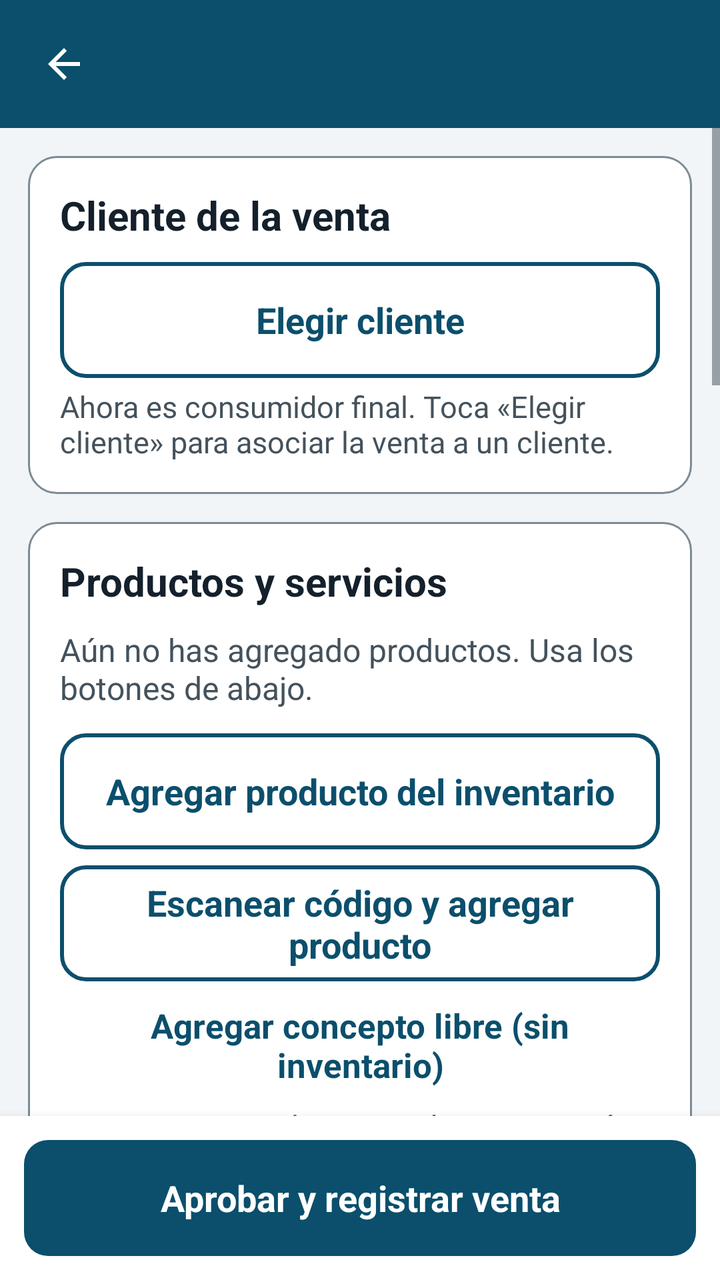
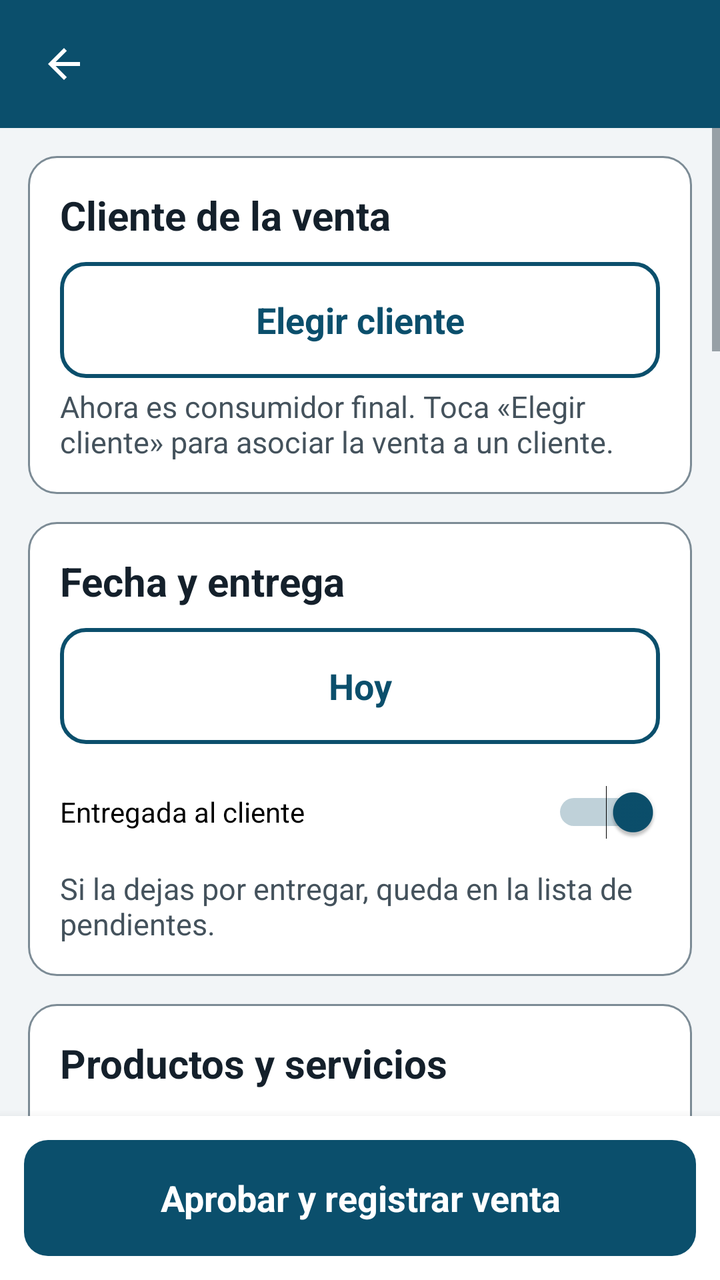

Compare the two renders of this Android layout. The source of the first and the diff that turns it into the second are given below.
<!-- AndroidManifest.xml: application theme Tema -->
<!-- res/layout/activity_venta.xml -->
<?xml version="1.0" encoding="utf-8"?>
<LinearLayout xmlns:android="http://schemas.android.com/apk/res/android"
    android:layout_width="match_parent"
    android:layout_height="match_parent"
    android:orientation="vertical"
    android:background="@color/fondo">

    <include layout="@layout/barra_superior" />

    <ScrollView
android:id="@+id/scrollForm"
        android:layout_width="match_parent"
        android:layout_height="0dp"
        android:layout_weight="1"
        android:fillViewport="true">

        <LinearLayout
            android:layout_width="match_parent"
            android:layout_height="wrap_content"
            android:orientation="vertical"
            android:paddingLeft="14dp"
            android:paddingRight="14dp"
            android:paddingTop="14dp"
            android:paddingBottom="22dp">

            <LinearLayout
                style="@style/Tarjeta"
                android:layout_width="match_parent"
                android:layout_height="wrap_content">

                <TextView
                    style="@style/TituloSeccion"
                    android:layout_width="match_parent"
                    android:layout_height="wrap_content"
                    android:text="Cliente de la venta" />

                <Button
                    android:id="@+id/btnCliente"
                    style="@style/BotonSecundario"
                    android:layout_width="match_parent"
                    android:layout_height="wrap_content"
                    android:text="Elegir cliente" />

                <TextView
                    android:id="@+id/ayudaCliente"
                    style="@style/Ayuda"
                    android:layout_width="match_parent"
                    android:layout_height="wrap_content"
                    android:text="Ahora es consumidor final. Toca «Elegir cliente» para asociar la venta a un cliente." />
            </LinearLayout>

            <LinearLayout
                style="@style/Tarjeta"
                android:layout_width="match_parent"
                android:layout_height="wrap_content">

                <TextView
                    style="@style/TituloSeccion"
                    android:layout_width="match_parent"
                    android:layout_height="wrap_content"
                    android:text="Productos y servicios" />

                <TextView
                    android:id="@+id/txtVacioItems"
                    android:layout_width="match_parent"
                    android:layout_height="wrap_content"
                    android:text="Aún no has agregado productos. Usa los botones de abajo."
                    android:textColor="@color/texto_secundario"
                    android:textSize="16sp" />

                <LinearLayout
                    android:id="@+id/containerItems"
                    android:layout_width="match_parent"
                    android:layout_height="wrap_content"
                    android:orientation="vertical" />

                <Button
                    android:id="@+id/btnAgregarProducto"
                    style="@style/BotonSecundario"
                    android:layout_width="match_parent"
                    android:layout_height="wrap_content"
                    android:layout_marginTop="12dp"
                    android:text="Agregar producto del inventario" />

                <Button
                    android:id="@+id/btnEscanearProducto"
                    style="@style/BotonSecundario"
                    android:layout_width="match_parent"
                    android:layout_height="wrap_content"
                    android:layout_marginTop="8dp"
                    android:text="Escanear código y agregar producto" />

                <Button
                    android:id="@+id/btnConcepto"
                    style="@style/BotonTexto"
                    android:layout_width="match_parent"
                    android:layout_height="wrap_content"
                    android:layout_marginTop="6dp"
                    android:text="Agregar concepto libre (sin inventario)" />

                <TextView
                    style="@style/Ayuda"
                    android:layout_width="match_parent"
                    android:layout_height="wrap_content"
                    android:text="Un concepto es algo que cobras y no está en el inventario: un domicilio, la mano de obra, un servicio. No descuenta existencias." />
            </LinearLayout>

            <LinearLayout
                style="@style/Tarjeta"
                android:layout_width="match_parent"
                android:layout_height="wrap_content">

                <TextView
                    style="@style/TituloSeccion"
                    android:layout_width="match_parent"
                    android:layout_height="wrap_content"
                    android:text="Impuestos y descuento" />

                <Switch
                    android:id="@+id/swImpuesto"
                    android:layout_width="match_parent"
                    android:layout_height="wrap_content"
                    android:minHeight="56dp"
                    android:text="Cobrar impuesto a esta venta"
                    android:textColor="@color/texto"
                    android:textSize="18sp" />

                <TextView
                    style="@style/Etiqueta"
                    android:layout_width="match_parent"
                    android:layout_height="wrap_content"
                    android:labelFor="@+id/etImpuesto"
                    android:text="Porcentaje de impuesto" />

                <EditText
                    android:id="@+id/etImpuesto"
                    style="@style/Campo"
                    android:layout_width="match_parent"
                    android:layout_height="wrap_content"
                    android:hint="19"
                    android:inputType="numberDecimal"
                    android:maxLength="5" />

                <TextView
                    style="@style/Etiqueta"
                    android:layout_width="match_parent"
                    android:layout_height="wrap_content"
                    android:labelFor="@+id/etDescuento"
                    android:text="Descuento (COP)" />

                <EditText
                    android:id="@+id/etDescuento"
                    style="@style/Campo"
                    android:layout_width="match_parent"
                    android:layout_height="wrap_content"
                    android:hint="0"
                    android:inputType="number" />
            </LinearLayout>

            <LinearLayout
                style="@style/Tarjeta"
                android:layout_width="match_parent"
                android:layout_height="wrap_content">

                <TextView
                    style="@style/TituloSeccion"
                    android:layout_width="match_parent"
                    android:layout_height="wrap_content"
                    android:labelFor="@+id/spForma"
                    android:text="Forma de pago" />

                <Spinner
                    android:id="@+id/spForma"
                    android:layout_width="match_parent"
                    android:layout_height="56dp"
                    android:background="@drawable/fondo_campo"
                    android:paddingLeft="14dp"
                    android:paddingRight="14dp"
                    android:minHeight="56dp" />

                <TextView
                    style="@style/Ayuda"
                    android:layout_width="match_parent"
                    android:layout_height="wrap_content"
                    android:text="Si eliges Crédito, la venta se suma al saldo del cliente." />

                <LinearLayout
                    android:id="@+id/filaVencimiento"
                    android:layout_width="match_parent"
                    android:layout_height="wrap_content"
                    android:layout_marginTop="12dp"
                    android:orientation="vertical"
                    android:visibility="gone">

                    <TextView
                        style="@style/Etiqueta"
                        android:layout_width="match_parent"
                        android:layout_height="wrap_content"
                        android:text="Fecha límite de pago *" />

                    <Button
                        android:id="@+id/btnVencimiento"
                        style="@style/BotonSecundario"
                        android:layout_width="match_parent"
                        android:layout_height="wrap_content"
                        android:text="Elegir fecha" />

                    <TextView
                        style="@style/Ayuda"
                        android:layout_width="match_parent"
                        android:layout_height="wrap_content"
                        android:text="El cliente debe pagar antes de esta fecha. La app avisa cuando la deuda vence." />
                </LinearLayout>
            </LinearLayout>

            <LinearLayout
                style="@style/Tarjeta"
                android:layout_width="match_parent"
                android:layout_height="wrap_content">

                <TextView
                    style="@style/TituloSeccion"
                    android:layout_width="match_parent"
                    android:layout_height="wrap_content"
                    android:labelFor="@+id/etNotas"
                    android:text="Notas y detalles extra" />

                <EditText
                    android:id="@+id/etNotas"
                    style="@style/CampoMultilinea"
                    android:layout_width="match_parent"
                    android:layout_height="wrap_content"
                    android:hint="Ej.: entrega a domicilio, color, talla, observaciones…"
                    android:inputType="textCapSentences|textMultiLine" />
            </LinearLayout>

            <LinearLayout
                style="@style/Tarjeta"
                android:layout_width="match_parent"
                android:layout_height="wrap_content">

                <TextView
                    style="@style/TituloSeccion"
                    android:layout_width="match_parent"
                    android:layout_height="wrap_content"
                    android:text="Comprobante de la venta" />

                <TextView
                    style="@style/Ayuda"
                    android:layout_width="match_parent"
                    android:layout_height="wrap_content"
                    android:text="Toma una foto del comprobante o sube un archivo o imagen. Es opcional." />

                <Button
                    android:id="@+id/btnFoto"
                    style="@style/BotonSecundario"
                    android:layout_width="match_parent"
                    android:layout_height="wrap_content"
                    android:layout_marginTop="12dp"
                    android:text="Tomar foto del comprobante" />

                <Button
                    android:id="@+id/btnArchivo"
                    style="@style/BotonSecundario"
                    android:layout_width="match_parent"
                    android:layout_height="wrap_content"
                    android:layout_marginTop="8dp"
                    android:text="Elegir archivo o documento" />

                <LinearLayout
                    android:id="@+id/containerAdjuntos"
                    android:layout_width="match_parent"
                    android:layout_height="wrap_content"
                    android:layout_marginTop="8dp"
                    android:orientation="vertical" />
            </LinearLayout>

            <LinearLayout
                style="@style/Tarjeta"
                android:layout_width="match_parent"
                android:layout_height="wrap_content">

                <TextView
                    style="@style/TituloSeccion"
                    android:layout_width="match_parent"
                    android:layout_height="wrap_content"
                    android:text="Resumen de la venta" />

                <LinearLayout
                    android:layout_width="match_parent"
                    android:layout_height="wrap_content"
                    android:orientation="horizontal"
                    android:paddingTop="4dp"
                    android:paddingBottom="4dp">

                    <TextView
                        android:layout_width="0dp"
                        android:layout_height="wrap_content"
                        android:layout_weight="1"
                        android:text="Subtotal"
                        android:textColor="@color/texto_secundario"
                        android:textSize="16sp" />

                    <TextView
                        android:id="@+id/txtSubtotal"
                        android:layout_width="wrap_content"
                        android:layout_height="wrap_content"
                        android:text="$ 0"
                        android:textColor="@color/texto"
                        android:textSize="18sp"
                        android:textStyle="bold" />
                </LinearLayout>

                <LinearLayout
                    android:layout_width="match_parent"
                    android:layout_height="wrap_content"
                    android:orientation="horizontal"
                    android:paddingTop="4dp"
                    android:paddingBottom="4dp">

                    <TextView
                        android:layout_width="0dp"
                        android:layout_height="wrap_content"
                        android:layout_weight="1"
                        android:text="Descuento"
                        android:textColor="@color/texto_secundario"
                        android:textSize="16sp" />

                    <TextView
                        android:id="@+id/txtDescuento"
                        android:layout_width="wrap_content"
                        android:layout_height="wrap_content"
                        android:text="$ 0"
                        android:textColor="@color/texto"
                        android:textSize="18sp"
                        android:textStyle="bold" />
                </LinearLayout>

                <LinearLayout
                    android:layout_width="match_parent"
                    android:layout_height="wrap_content"
                    android:orientation="horizontal"
                    android:paddingTop="4dp"
                    android:paddingBottom="4dp">

                    <TextView
                        android:id="@+id/lblImpuesto"
                        android:layout_width="0dp"
                        android:layout_height="wrap_content"
                        android:layout_weight="1"
                        android:text="Impuesto"
                        android:textColor="@color/texto_secundario"
                        android:textSize="16sp" />

                    <TextView
                        android:id="@+id/txtImpuesto"
                        android:layout_width="wrap_content"
                        android:layout_height="wrap_content"
                        android:text="$ 0"
                        android:textColor="@color/texto"
                        android:textSize="18sp"
                        android:textStyle="bold" />
                </LinearLayout>

                <LinearLayout
                    android:layout_width="match_parent"
                    android:layout_height="wrap_content"
                    android:orientation="horizontal"
                    android:paddingTop="4dp"
                    android:paddingBottom="4dp">

                    <TextView
                        android:layout_width="0dp"
                        android:layout_height="wrap_content"
                        android:layout_weight="1"
                        android:text="Costo estimado"
                        android:textColor="@color/texto_secundario"
                        android:textSize="16sp" />

                    <TextView
                        android:id="@+id/txtCosto"
                        android:layout_width="wrap_content"
                        android:layout_height="wrap_content"
                        android:text="$ 0"
                        android:textColor="@color/texto"
                        android:textSize="18sp" />
                </LinearLayout>

                <LinearLayout
                    android:layout_width="match_parent"
                    android:layout_height="wrap_content"
                    android:orientation="horizontal"
                    android:paddingTop="4dp"
                    android:paddingBottom="4dp">

                    <TextView
                        android:layout_width="0dp"
                        android:layout_height="wrap_content"
                        android:layout_weight="1"
                        android:text="Ganancia estimada"
                        android:textColor="@color/exito"
                        android:textSize="16sp"
                        android:textStyle="bold" />

                    <TextView
                        android:id="@+id/txtGanancia"
                        android:layout_width="wrap_content"
                        android:layout_height="wrap_content"
                        android:text="$ 0"
                        android:textColor="@color/exito"
                        android:textSize="18sp"
                        android:textStyle="bold" />
                </LinearLayout>

                <LinearLayout
                    android:layout_width="match_parent"
                    android:layout_height="wrap_content"
                    android:orientation="horizontal"
                    android:paddingTop="4dp"
                    android:paddingBottom="4dp">

                    <TextView
                        android:layout_width="0dp"
                        android:layout_height="wrap_content"
                        android:layout_weight="1"
                        android:text="Margen sobre la venta"
                        android:textColor="@color/texto_secundario"
                        android:textSize="16sp" />

                    <TextView
                        android:id="@+id/txtMargen"
                        android:layout_width="wrap_content"
                        android:layout_height="wrap_content"
                        android:text="0%"
                        android:textColor="@color/exito"
                        android:textSize="18sp"
                        android:textStyle="bold" />
                </LinearLayout>

                <View
                    style="@style/Separador"
                    android:layout_width="match_parent"
                    android:layout_height="1dp" />

                <LinearLayout
                    android:layout_width="match_parent"
                    android:layout_height="wrap_content"
                    android:orientation="horizontal"
                    android:gravity="center_vertical">

                    <TextView
                        android:layout_width="0dp"
                        android:layout_height="wrap_content"
                        android:layout_weight="1"
                        android:text="Total a cobrar"
                        android:textColor="@color/texto"
                        android:textSize="20sp"
                        android:textStyle="bold" />

                    <TextView
                        android:id="@+id/txtTotal"
                        android:layout_width="wrap_content"
                        android:layout_height="wrap_content"
                        android:text="$ 0"
                        android:textColor="@color/primario"
                        android:textSize="30sp"
                        android:textStyle="bold" />
                </LinearLayout>
            </LinearLayout>
        </LinearLayout>
    </ScrollView>

    <LinearLayout
        android:layout_width="match_parent"
        android:layout_height="wrap_content"
        android:background="@color/superficie"
        android:elevation="8dp"
        android:padding="12dp">

        <Button
            android:id="@+id/btnAprobar"
            style="@style/BotonPrimario"
            android:layout_width="match_parent"
            android:layout_height="wrap_content"
            android:text="Aprobar y registrar venta" />
    </LinearLayout>
</LinearLayout>
<!-- res/layout/barra_superior.xml (included above) -->
<?xml version="1.0" encoding="utf-8"?>
<LinearLayout xmlns:android="http://schemas.android.com/apk/res/android"
    android:layout_width="match_parent"
    android:layout_height="wrap_content"
    android:orientation="horizontal"
    android:gravity="center_vertical"
    android:background="?android:attr/colorPrimary"
    android:minHeight="64dp"
    android:paddingLeft="6dp"
    android:paddingRight="12dp"
    android:paddingTop="6dp"
    android:paddingBottom="6dp">

    <ImageButton
        android:id="@+id/btnAtras"
        android:layout_width="52dp"
        android:layout_height="52dp"
        android:background="?android:attr/selectableItemBackgroundBorderless"
        android:src="@drawable/ic_atras"
        android:tint="@color/blanco"
        android:contentDescription="@string/volver"
        android:scaleType="centerInside" />

    <TextView
        android:id="@+id/tituloBarra"
        android:layout_width="0dp"
        android:layout_height="wrap_content"
        android:layout_weight="1"
        android:layout_marginStart="4dp"
        android:textColor="@color/blanco"
        android:textSize="22sp"
        android:textStyle="bold"
        android:maxLines="2"
        android:ellipsize="end" />
</LinearLayout>
<!-- resources referenced by this layout -->
<resources>
  <color name="blanco">#FFFFFF</color>
  <color name="exito">#176B3A</color>
  <color name="fondo">#F2F5F7</color>
  <color name="primario">#0B4F6C</color>
  <color name="superficie">#FFFFFF</color>
  <color name="texto">#14202B</color>
  <color name="texto_secundario">#44525C</color>
  <!-- drawable ic_atras (drawable) -->
  <?xml version="1.0" encoding="utf-8"?>
  <vector xmlns:android="http://schemas.android.com/apk/res/android"
      android:width="24dp" android:height="24dp"
      android:viewportWidth="24" android:viewportHeight="24">
      <path android:fillColor="#FF000000" android:pathData="M20,11H7.83l5.59,-5.59L12,4l-8,8 8,8 1.41,-1.41L7.83,13H20v-2z"/>
  </vector>
  <string name="volver">Volver</string>
  <style name="Ayuda">
          <item name="android:textSize">15sp</item>
          <item name="android:textColor">@color/texto_secundario</item>
          <item name="android:layout_marginTop">4dp</item>
      </style>
  <style name="BotonSecundario" parent="BotonPrimario">
          <item name="android:background">@drawable/boton_secundario</item>
          <item name="android:textColor">@color/primario</item>
      </style>
  <style name="CampoMultilinea" parent="Campo">
          <item name="android:singleLine">false</item>
          <item name="android:gravity">top|start</item>
          <item name="android:minHeight">96dp</item>
      </style>
  <style name="Etiqueta">
          <item name="android:textSize">16sp</item>
          <item name="android:textStyle">bold</item>
          <item name="android:textColor">@color/texto_secundario</item>
          <item name="android:layout_marginTop">14dp</item>
          <item name="android:layout_marginBottom">6dp</item>
      </style>
  <style name="Separador">
          <item name="android:layout_width">match_parent</item>
          <item name="android:layout_height">1dp</item>
          <item name="android:background">@color/borde</item>
          <item name="android:layout_marginTop">10dp</item>
          <item name="android:layout_marginBottom">10dp</item>
      </style>
  <style name="Tarjeta">
          <item name="android:background">@drawable/fondo_tarjeta</item>
          <item name="android:padding">16dp</item>
          <item name="android:layout_marginBottom">14dp</item>
          <item name="android:orientation">vertical</item>
      </style>
  <style name="TituloSeccion">
          <item name="android:textSize">20sp</item>
          <item name="android:textStyle">bold</item>
          <item name="android:textColor">@color/texto</item>
          <item name="android:layout_marginBottom">10dp</item>
      </style>
  <style name="Tema" parent="@android:style/Theme.Material.Light.NoActionBar">
          <item name="android:colorPrimary">@color/primario</item>
          <item name="android:colorPrimaryDark">@color/primario_oscuro</item>
          <item name="android:colorAccent">@color/primario</item>
          <item name="android:windowBackground">@color/fondo</item>
          <item name="android:statusBarColor">@color/primario_oscuro</item>
          <item name="android:navigationBarColor">@color/superficie</item>
          <item name="android:windowLightNavigationBar">true</item>
          <item name="android:textColorPrimary">@color/texto</item>
          <item name="android:textColorSecondary">@color/texto_secundario</item>
          <item name="android:textColorHint">@color/texto_secundario</item>
          <item name="android:fontFamily">sans-serif</item>
          <item name="android:windowNoTitle">true</item>
          
      </style>
  <color name="borde">#7C8B95</color>
  <!-- drawable fondo_tarjeta (drawable) -->
  <?xml version="1.0" encoding="utf-8"?>
  <shape xmlns:android="http://schemas.android.com/apk/res/android">
      <solid android:color="@color/superficie"/>
      <corners android:radius="14dp"/>
      <stroke android:width="1dp" android:color="@color/borde"/>
  </shape>
  <color name="primario_oscuro">#073A50</color>
  <color name="deshabilitado">#8A979F</color>
  <color name="gris_fondo">#E6EBEE</color>
  <color name="primario_claro">#DCEAF2</color>
  <!-- unchanged entries left out for length: 7 -->
</resources>

<!-- the commit's change to res/layout/activity_venta.xml (unified diff, before → after) -->
@@ -58,6 +58,41 @@ android:id="@+id/scrollForm"
                     style="@style/TituloSeccion"
                     android:layout_width="match_parent"
                     android:layout_height="wrap_content"
+                    android:text="Fecha y entrega" />
+
+                <Button
+                    android:id="@+id/btnFechaVenta"
+                    style="@style/BotonSecundario"
+                    android:layout_width="match_parent"
+                    android:layout_height="wrap_content"
+                    android:text="Hoy" />
+
+                <Switch
+                    android:id="@+id/swEntregada"
+                    android:layout_width="match_parent"
+                    android:layout_height="wrap_content"
+                    android:layout_marginTop="10dp"
+                    android:minHeight="48dp"
+                    android:checked="true"
+                    android:text="Entregada al cliente" />
+
+                <TextView
+                    android:id="@+id/txtAyudaEntrega"
+                    style="@style/Ayuda"
+                    android:layout_width="match_parent"
+                    android:layout_height="wrap_content"
+                    android:text="Si la dejas por entregar, queda en la lista de pendientes." />
+            </LinearLayout>
+
+            <LinearLayout
+                style="@style/Tarjeta"
+                android:layout_width="match_parent"
+                android:layout_height="wrap_content">
+
+                <TextView
+                    style="@style/TituloSeccion"
+                    android:layout_width="match_parent"
+                    android:layout_height="wrap_content"
                     android:text="Productos y servicios" />
 
                 <TextView
@@ -130,14 +165,13 @@ android:id="@+id/scrollForm"
                     android:layout_width="match_parent"
                     android:layout_height="wrap_content"
                     android:labelFor="@+id/etImpuesto"
-                    android:text="Porcentaje de impuesto" />
+                    android:text="Porcentaje de impuesto (19)" />
 
                 <EditText
                     android:id="@+id/etImpuesto"
                     style="@style/Campo"
                     android:layout_width="match_parent"
                     android:layout_height="wrap_content"
-                    android:hint="19"
                     android:inputType="numberDecimal"
                     android:maxLength="5" />
 
@@ -146,14 +180,13 @@ android:id="@+id/scrollForm"
                     android:layout_width="match_parent"
                     android:layout_height="wrap_content"
                     android:labelFor="@+id/etDescuento"
-                    android:text="Descuento (COP)" />
+                    android:text="Descuento (COP) (0)" />
 
                 <EditText
                     android:id="@+id/etDescuento"
                     style="@style/Campo"
                     android:layout_width="match_parent"
                     android:layout_height="wrap_content"
-                    android:hint="0"
                     android:inputType="number" />
             </LinearLayout>
 
@@ -223,14 +256,13 @@ android:id="@+id/scrollForm"
                     android:layout_width="match_parent"
                     android:layout_height="wrap_content"
                     android:labelFor="@+id/etNotas"
-                    android:text="Notas y detalles extra" />
+                    android:text="Notas y detalles extra · ej. entrega a domicilio, color, talla, observaciones…" />
 
                 <EditText
                     android:id="@+id/etNotas"
                     style="@style/CampoMultilinea"
                     android:layout_width="match_parent"
                     android:layout_height="wrap_content"
-                    android:hint="Ej.: entrega a domicilio, color, talla, observaciones…"
                     android:inputType="textCapSentences|textMultiLine" />
             </LinearLayout>
 
@@ -494,8 +526,8 @@ android:id="@+id/scrollForm"
     android:gravity="center_vertical"
     android:background="?android:attr/colorPrimary"
     android:minHeight="64dp"
-    android:paddingLeft="6dp"
-    android:paddingRight="12dp"
+    android:paddingStart="6dp"
+    android:paddingEnd="12dp"
     android:paddingTop="6dp"
     android:paddingBottom="6dp">
 
<!-- resource entries referenced after the edit -->
@@ -61,8 +61,8 @@
           <item name="android:colorAccent">@color/primario</item>
           <item name="android:windowBackground">@color/fondo</item>
           <item name="android:statusBarColor">@color/primario_oscuro</item>
-          <item name="android:navigationBarColor">@color/superficie</item>
-          <item name="android:windowLightNavigationBar">true</item>
+          
+          <item name="android:navigationBarColor">@color/primario_oscuro</item>
           <item name="android:textColorPrimary">@color/texto</item>
           <item name="android:textColorSecondary">@color/texto_secundario</item>
           <item name="android:textColorHint">@color/texto_secundario</item>
